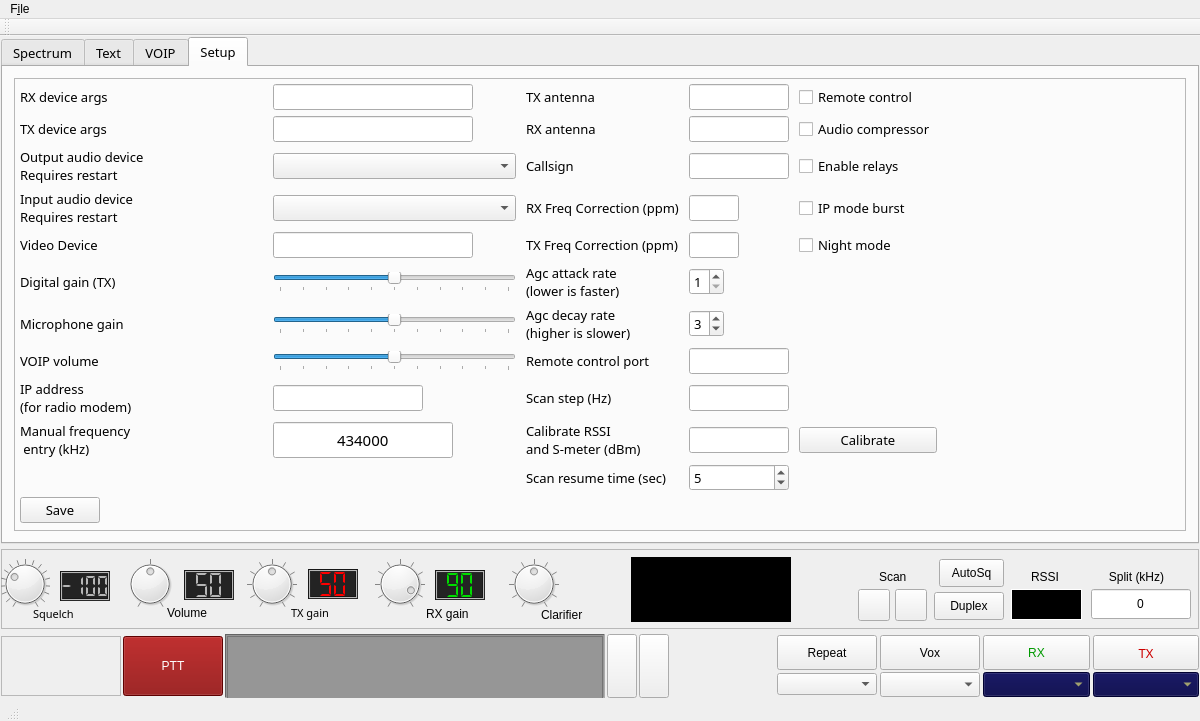
Old version of the form mainwindow.ui in the repository qradiolink/qradiolink.
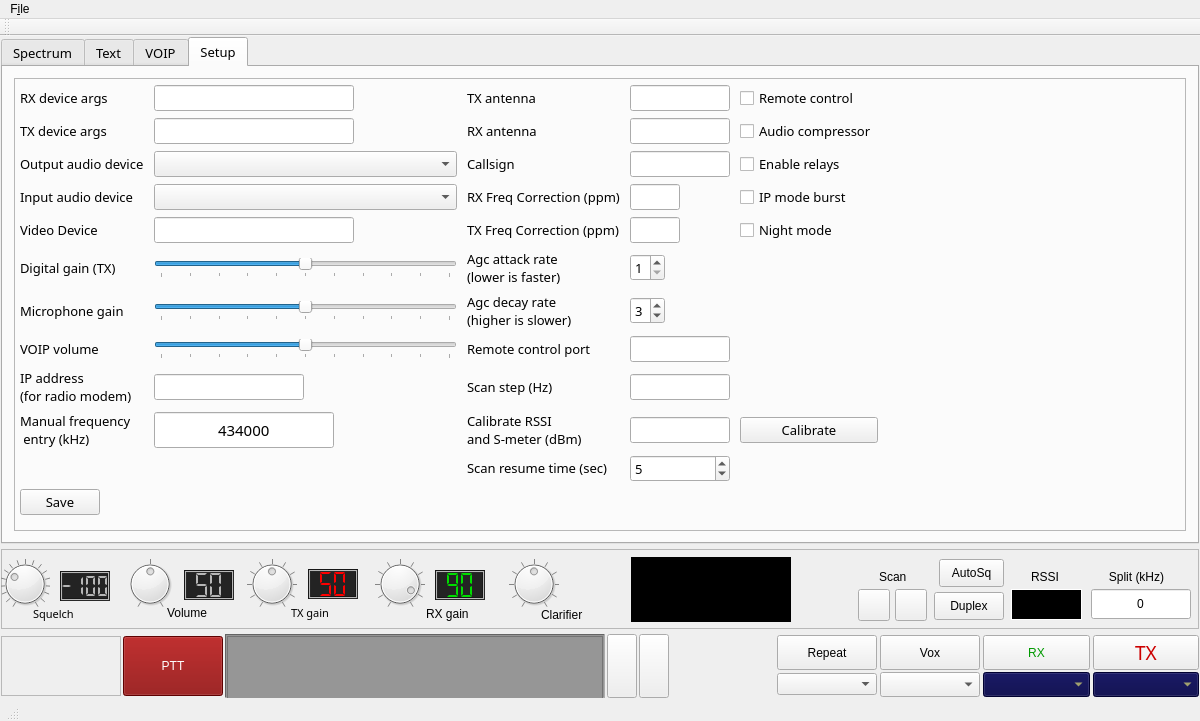
New version of the form. Icons and pictures are not drawn. Custom widgets are drawn as their Qt base class.

Commit message: Select audio device without restarting

Patch:
```diff
--- a/mainwindow.ui
+++ b/mainwindow.ui
@@ -2171,6 +2171,12 @@
              </property>
              <item row="12" column="2">
               <widget class="QLabel" name="label_34">
+               <property name="sizePolicy">
+                <sizepolicy hsizetype="Fixed" vsizetype="Fixed">
+                 <horstretch>0</horstretch>
+                 <verstretch>0</verstretch>
+                </sizepolicy>
+               </property>
                <property name="text">
                 <string>Calibrate RSSI
 and S-meter (dBm)</string>
@@ -2199,6 +2205,12 @@
              </item>
              <item row="9" column="0">
               <widget class="QLabel" name="label_30">
+               <property name="sizePolicy">
+                <sizepolicy hsizetype="Fixed" vsizetype="Fixed">
+                 <horstretch>0</horstretch>
+                 <verstretch>0</verstretch>
+                </sizepolicy>
+               </property>
                <property name="text">
                 <string>Microphone gain</string>
                </property>
@@ -2338,6 +2350,12 @@
              </item>
              <item row="1" column="0">
               <widget class="QLabel" name="label_2">
+               <property name="sizePolicy">
+                <sizepolicy hsizetype="Fixed" vsizetype="Fixed">
+                 <horstretch>0</horstretch>
+                 <verstretch>0</verstretch>
+                </sizepolicy>
+               </property>
                <property name="text">
                 <string>RX device args</string>
                </property>
@@ -2346,7 +2364,7 @@
              <item row="11" column="0">
               <widget class="QLabel" name="label_18">
                <property name="sizePolicy">
-                <sizepolicy hsizetype="MinimumExpanding" vsizetype="Fixed">
+                <sizepolicy hsizetype="Fixed" vsizetype="Fixed">
                  <horstretch>0</horstretch>
                  <verstretch>0</verstretch>
                 </sizepolicy>
@@ -2359,9 +2377,14 @@
              </item>
              <item row="3" column="0">
               <widget class="QLabel" name="label_33">
+               <property name="sizePolicy">
+                <sizepolicy hsizetype="Fixed" vsizetype="Fixed">
+                 <horstretch>0</horstretch>
+                 <verstretch>0</verstretch>
+                </sizepolicy>
+               </property>
                <property name="text">
-                <string>Output audio device
-Requires restart</string>
+                <string>Output audio device</string>
                </property>
               </widget>
              </item>
@@ -2462,6 +2485,12 @@
              </item>
              <item row="11" column="2">
               <widget class="QLabel" name="label_24">
+               <property name="sizePolicy">
+                <sizepolicy hsizetype="Fixed" vsizetype="Fixed">
+                 <horstretch>0</horstretch>
+                 <verstretch>0</verstretch>
+                </sizepolicy>
+               </property>
                <property name="text">
                 <string>Scan step (Hz)</string>
                </property>
@@ -2521,6 +2550,12 @@
              </item>
              <item row="8" column="0">
               <widget class="QLabel" name="label_36">
+               <property name="sizePolicy">
+                <sizepolicy hsizetype="Fixed" vsizetype="Fixed">
+                 <horstretch>0</horstretch>
+                 <verstretch>0</verstretch>
+                </sizepolicy>
+               </property>
                <property name="text">
                 <string>Digital gain (TX)</string>
                </property>
@@ -2528,6 +2563,12 @@
              </item>
              <item row="2" column="0">
               <widget class="QLabel" name="label_3">
+               <property name="sizePolicy">
+                <sizepolicy hsizetype="Fixed" vsizetype="Fixed">
+                 <horstretch>0</horstretch>
+                 <verstretch>0</verstretch>
+                </sizepolicy>
+               </property>
                <property name="text">
                 <string>TX device args</string>
                </property>
@@ -2535,6 +2576,12 @@
              </item>
              <item row="3" column="2">
               <widget class="QLabel" name="label_4">
+               <property name="sizePolicy">
+                <sizepolicy hsizetype="Fixed" vsizetype="Fixed">
+                 <horstretch>0</horstretch>
+                 <verstretch>0</verstretch>
+                </sizepolicy>
+               </property>
                <property name="text">
                 <string>Callsign</string>
                </property>
@@ -2577,6 +2624,12 @@
              </item>
              <item row="2" column="2">
               <widget class="QLabel" name="label_6">
+               <property name="sizePolicy">
+                <sizepolicy hsizetype="Fixed" vsizetype="Fixed">
+                 <horstretch>0</horstretch>
+                 <verstretch>0</verstretch>
+                </sizepolicy>
+               </property>
                <property name="text">
                 <string>RX antenna</string>
                </property>
@@ -2603,6 +2656,12 @@
              </item>
              <item row="1" column="2">
               <widget class="QLabel" name="label_5">
+               <property name="sizePolicy">
+                <sizepolicy hsizetype="Fixed" vsizetype="Fixed">
+                 <horstretch>0</horstretch>
+                 <verstretch>0</verstretch>
+                </sizepolicy>
+               </property>
                <property name="text">
                 <string>TX antenna</string>
                </property>
@@ -2666,14 +2725,25 @@
              </item>
              <item row="4" column="0">
               <widget class="QLabel" name="label_32">
+               <property name="sizePolicy">
+                <sizepolicy hsizetype="Fixed" vsizetype="Fixed">
+                 <horstretch>0</horstretch>
+                 <verstretch>0</verstretch>
+                </sizepolicy>
+               </property>
                <property name="text">
-                <string>Input audio device
-Requires restart</string>
+                <string>Input audio device</string>
                </property>
               </widget>
              </item>
              <item row="8" column="2">
               <widget class="QLabel" name="label_19">
+               <property name="sizePolicy">
+                <sizepolicy hsizetype="Fixed" vsizetype="Fixed">
+                 <horstretch>0</horstretch>
+                 <verstretch>0</verstretch>
+                </sizepolicy>
+               </property>
                <property name="text">
                 <string>Agc attack rate
 (lower is faster)</string>
@@ -2704,6 +2774,12 @@
              </item>
              <item row="6" column="0">
               <widget class="QLabel" name="label_10">
+               <property name="sizePolicy">
+                <sizepolicy hsizetype="Fixed" vsizetype="Fixed">
+                 <horstretch>0</horstretch>
+                 <verstretch>0</verstretch>
+                </sizepolicy>
+               </property>
                <property name="text">
                 <string>Video Device</string>
                </property>
@@ -2711,6 +2787,12 @@
              </item>
              <item row="6" column="2">
               <widget class="QLabel" name="label_8">
+               <property name="sizePolicy">
+                <sizepolicy hsizetype="Fixed" vsizetype="Fixed">
+                 <horstretch>0</horstretch>
+                 <verstretch>0</verstretch>
+                </sizepolicy>
+               </property>
                <property name="text">
                 <string>TX Freq Correction (ppm)</string>
                </property>
@@ -2718,6 +2800,12 @@
              </item>
              <item row="12" column="0">
               <widget class="QLabel" name="label_21">
+               <property name="sizePolicy">
+                <sizepolicy hsizetype="Fixed" vsizetype="Fixed">
+                 <horstretch>0</horstretch>
+                 <verstretch>0</verstretch>
+                </sizepolicy>
+               </property>
                <property name="text">
                 <string>Manual frequency
  entry (kHz)</string>
@@ -2748,6 +2836,12 @@
              </item>
              <item row="4" column="2">
               <widget class="QLabel" name="label_7">
+               <property name="sizePolicy">
+                <sizepolicy hsizetype="Fixed" vsizetype="Fixed">
+                 <horstretch>0</horstretch>
+                 <verstretch>0</verstretch>
+                </sizepolicy>
+               </property>
                <property name="text">
                 <string>RX Freq Correction (ppm)</string>
                </property>
@@ -2755,6 +2849,12 @@
              </item>
              <item row="9" column="2">
               <widget class="QLabel" name="label_37">
+               <property name="sizePolicy">
+                <sizepolicy hsizetype="Fixed" vsizetype="Fixed">
+                 <horstretch>0</horstretch>
+                 <verstretch>0</verstretch>
+                </sizepolicy>
+               </property>
                <property name="text">
                 <string>Agc decay rate
 (higher is slower)</string>
@@ -2785,6 +2885,12 @@
              </item>
              <item row="10" column="0">
               <widget class="QLabel" name="label_38">
+               <property name="sizePolicy">
+                <sizepolicy hsizetype="Fixed" vsizetype="Fixed">
+                 <horstretch>0</horstretch>
+                 <verstretch>0</verstretch>
+                </sizepolicy>
+               </property>
                <property name="text">
                 <string>VOIP volume</string>
                </property>
@@ -2792,6 +2898,12 @@
              </item>
              <item row="10" column="2">
               <widget class="QLabel" name="label_39">
+               <property name="sizePolicy">
+                <sizepolicy hsizetype="Fixed" vsizetype="Fixed">
+                 <horstretch>0</horstretch>
+                 <verstretch>0</verstretch>
+                </sizepolicy>
+               </property>
                <property name="text">
                 <string>Remote control port</string>
                </property>
@@ -2863,6 +2975,12 @@
              </item>
              <item row="13" column="2">
               <widget class="QLabel" name="label_40">
+               <property name="sizePolicy">
+                <sizepolicy hsizetype="Fixed" vsizetype="Fixed">
+                 <horstretch>0</horstretch>
+                 <verstretch>0</verstretch>
+                </sizepolicy>
+               </property>
                <property name="text">
                 <string>Scan resume time (sec)</string>
                </property>
@@ -4339,7 +4457,7 @@
             <property name="font">
              <font>
               <family>Sans Serif</family>
-              <pointsize>10</pointsize>
+              <pointsize>14</pointsize>
               <weight>50</weight>
               <italic>false</italic>
               <bold>false</bold>
```
Left out of the diff: 6 changed lines with no effect on the pictures. The commit also changes 8 other files.
